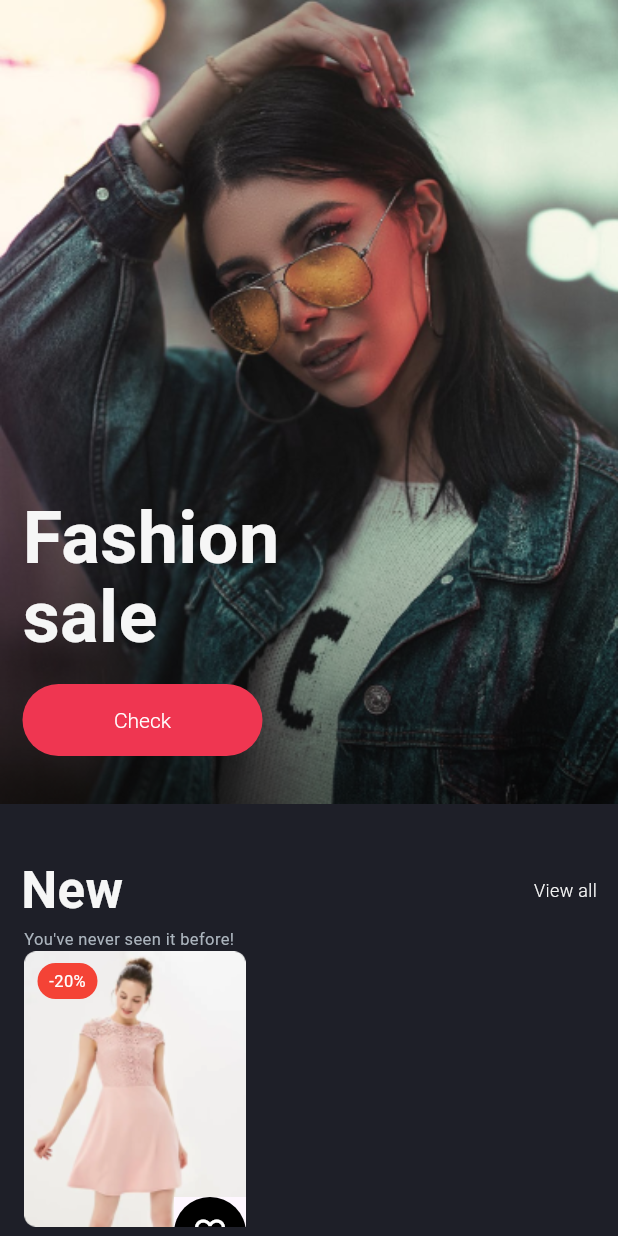
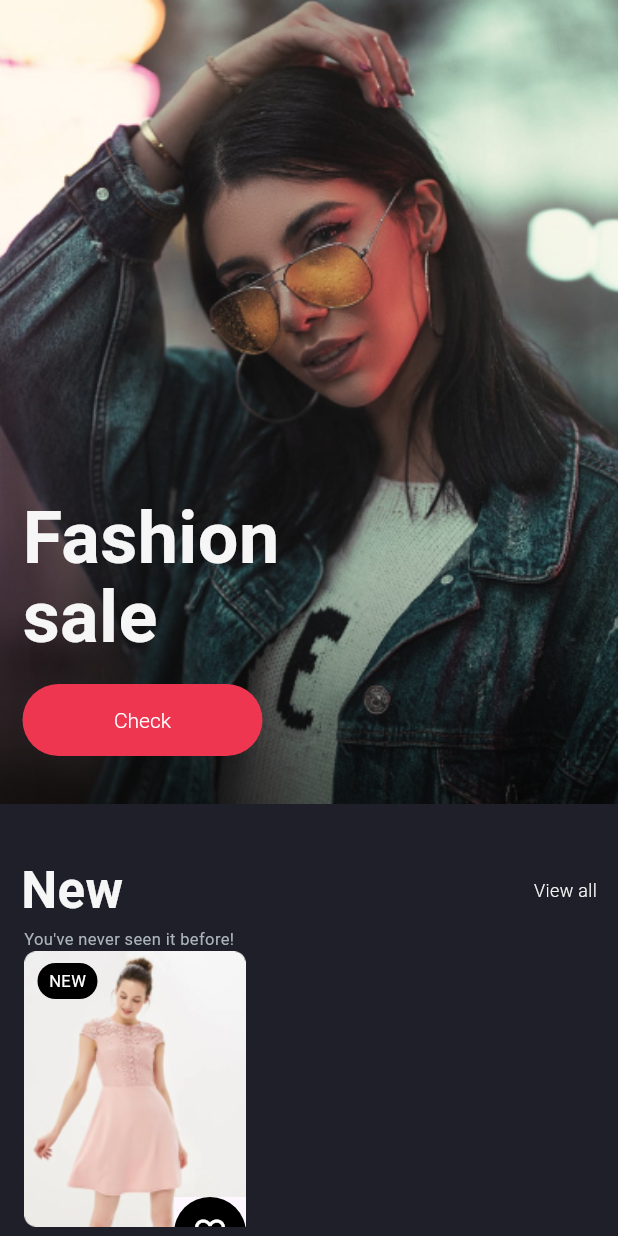
Before and after one commit to kchasiotis/portofolio_e_commerce, a Flutter app: the Home screen opened by its route, on a phone screen of 412 x 824 dp. Run offline on Flutter 3.47's test engine with Material 3 defaults, Android fonts, the phone set to English and light mode, and no system bars.

Commit message:
Implements  upper card inputs

```diff
--- a/lib/pages/home_screen/home.dart
+++ b/lib/pages/home_screen/home.dart
@@ -60,7 +60,7 @@ class Home extends StatelessWidget {
                 )
               ])),
           Container(
-            child: Column(
+            child: const Column(
               crossAxisAlignment: CrossAxisAlignment.start,
               children: [
                 SizedBox(height: 33),
@@ -87,7 +87,14 @@ class Home extends StatelessWidget {
                 ),
                 Padding(
                   padding: EdgeInsets.only(left: 16),
-                  child: ProductCard(image: 'product1.png'),
+                  child: SingleChildScrollView(
+                      scrollDirection: Axis.horizontal,
+                      child: Row(
+                        children: [
+                          ProductCard(image: 'product1.png', topLabel: 'NEW', labelColor: Colors.black),
+                          SizedBox(width: 16),
+                        ],
+                      )),
                 ),
                 SizedBox(height: 16),
               ],
--- a/lib/pages/product_card/product_card.dart
+++ b/lib/pages/product_card/product_card.dart
@@ -1,8 +1,15 @@
 import 'package:flutter/material.dart';
 
 class ProductCard extends StatelessWidget {
-  const ProductCard({Key? key, required this.image}) : super(key: key);
+  const ProductCard(
+      {super.key,
+      required this.image,
+      required this.topLabel,
+      required this.labelColor});
+
   final String image;
+  final String topLabel;
+  final Color labelColor;
 
   @override
   Widget build(build) {
@@ -24,15 +31,16 @@ class ProductCard extends StatelessWidget {
                 child: Container(
                   alignment: Alignment.center,
                   decoration: BoxDecoration(
-                      color: Colors.red,
+                      color: labelColor,
                       borderRadius: BorderRadius.circular(16)),
                   width: 40,
                   height: 24,
-                  child: Text('-20%',
-                      style: TextStyle(color: Colors.white, fontSize: 11)),
+                  child: Text(topLabel,
+                      style:
+                          const TextStyle(color: Colors.white, fontSize: 11)),
                 )))
       ]),
-      Column(),
+      const Column(),
       Positioned(
           right: 0,
           top: 164,
@@ -42,7 +50,7 @@ class ProductCard extends StatelessWidget {
                 color: Colors.black, shape: CircleBorder()),
             child: IconButton(
               onPressed: () {},
-              icon: Icon(Icons.favorite_border, color: Colors.white),
+              icon: const Icon(Icons.favorite_border, color: Colors.white),
               iconSize: 24,
             ),
           ))),
```
